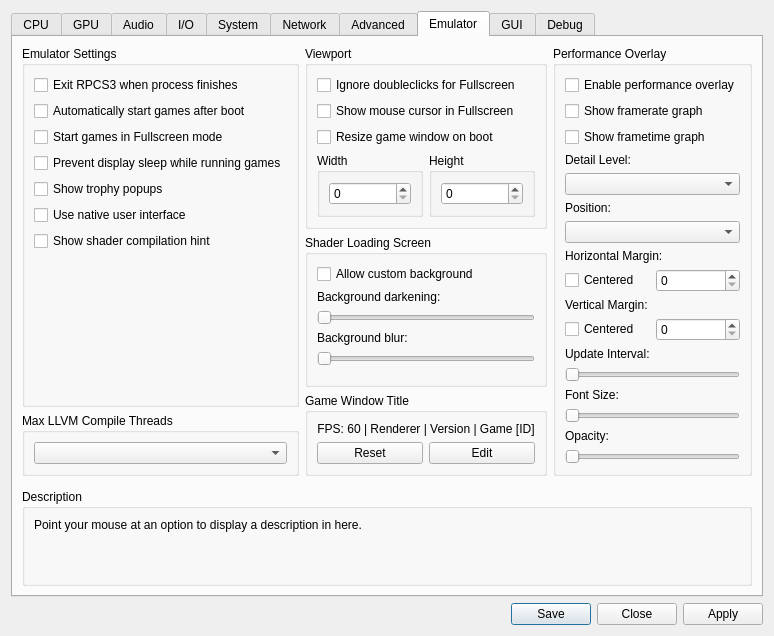
The window that rpcs3/rpcs3qt/settings_dialog.ui (RPCS3/rpcs3) describes before a commit, drawn with Qt 5.
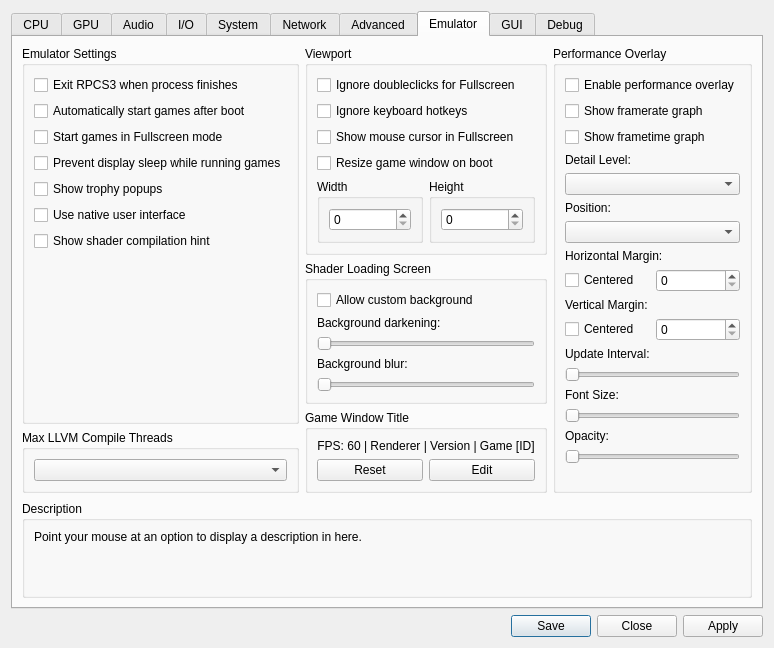
The same window after the commit. The open tabs and pages were chosen to show the change. Icons and pictures are not drawn.

Commit message: Qt: Option to disable keyboard hotkeys

What changed in the file:
```diff
--- a/rpcs3/rpcs3qt/settings_dialog.ui
+++ b/rpcs3/rpcs3qt/settings_dialog.ui
@@ -2338,6 +2338,13 @@
                 </property>
                </widget>
               </item>
+              <item>
+                <widget class="QCheckBox" name="gs_disableKbHotkeys">
+                  <property name="text">
+                    <string>Ignore keyboard hotkeys</string>
+                  </property>
+                </widget>
+              </item>
               <item>
                <widget class="QCheckBox" name="gs_showMouseInFullscreen">
                 <property name="text">
```
The commit also changes 5 other files.
